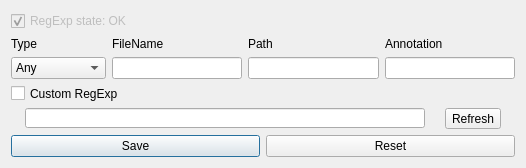
Above: src/FilterDialog.ui from OSLL/sca before the change. Below: the same form after it.
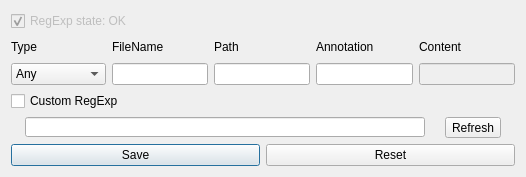
That is the form after the change.

Commit message: #4670: Added content field to advanced filter. Field used for all type of objects.

Diff of the .ui file:
```diff
--- a/src/FilterDialog.ui
+++ b/src/FilterDialog.ui
@@ -7,7 +7,7 @@
     <x>0</x>
     <y>0</y>
     <width>526</width>
-    <height>166</height>
+    <height>177</height>
    </rect>
   </property>
   <property name="windowTitle">
@@ -134,6 +134,24 @@
        </item>
       </layout>
      </item>
+     <item>
+      <layout class="QVBoxLayout" name="verticalLayout_6">
+       <item>
+        <widget class="QLabel" name="contentLabel">
+         <property name="text">
+          <string>Content</string>
+         </property>
+        </widget>
+       </item>
+       <item>
+        <widget class="QLineEdit" name="contentLineEdit">
+         <property name="enabled">
+          <bool>false</bool>
+         </property>
+        </widget>
+       </item>
+      </layout>
+     </item>
     </layout>
    </item>
    <item>
```
Left out of the diff: 2 changed lines with no effect on the pictures. The commit also changes 21 other files.
